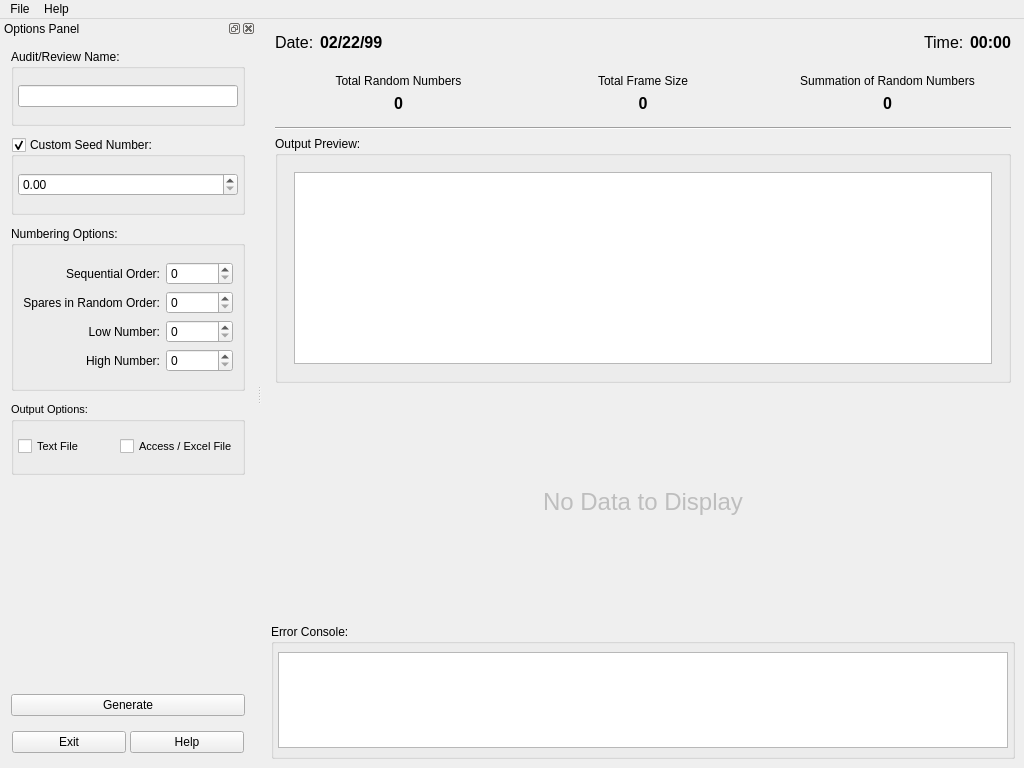
The window that products/RAT-STATS/rstats_modules/SingleStageRandomNumbers/src/UIRStatsSSRN.ui (cbtek/RStats2017) describes before a commit, drawn with Qt 5.
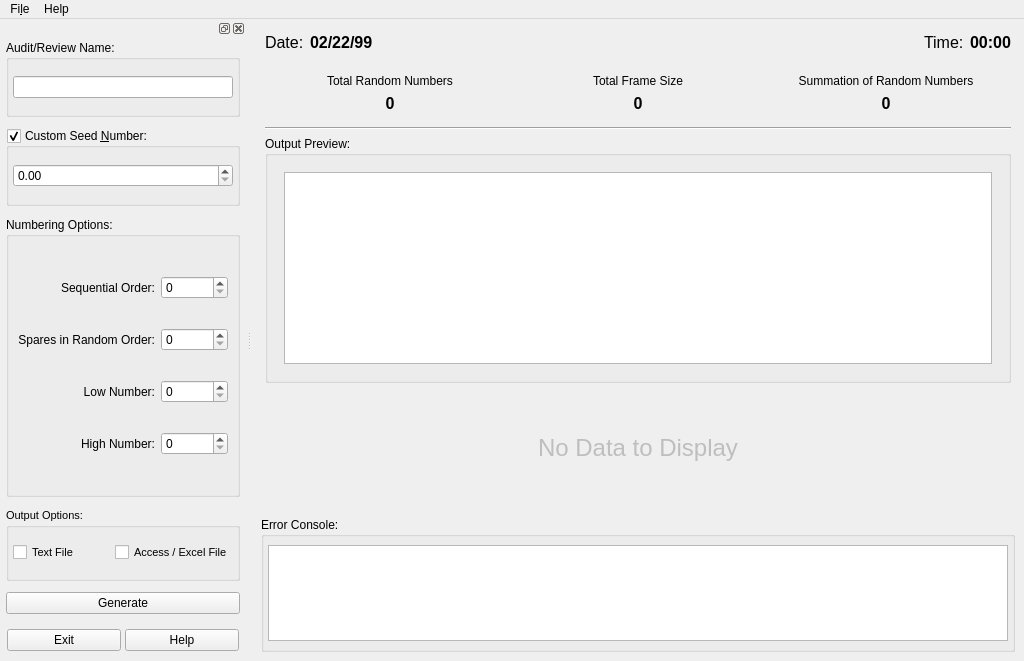
The same window after the commit.

Commit message: Updated SSRN Module with fix to recent session Updated UI for SSRN Added function to StringUtils for spliting key/value from std::vector<std::string>

The edit to the form file:
```diff
--- a/products/RAT-STATS/rstats_modules/SingleStageRandomNumbers/src/UIRStatsSSRN.ui
+++ b/products/RAT-STATS/rstats_modules/SingleStageRandomNumbers/src/UIRStatsSSRN.ui
@@ -7,7 +7,7 @@
     <x>0</x>
     <y>0</y>
     <width>1024</width>
-    <height>768</height>
+    <height>661</height>
    </rect>
   </property>
   <property name="windowTitle">
@@ -399,13 +399,25 @@
   </widget>
   <widget class="QDockWidget" name="dockWidget_2">
    <property name="windowTitle">
-    <string>Options Panel</string>
+    <string/>
    </property>
    <attribute name="dockWidgetArea">
     <number>1</number>
    </attribute>
    <widget class="QWidget" name="dockWidgetContents_2">
     <layout class="QVBoxLayout" name="verticalLayout_4">
+     <property name="leftMargin">
+      <number>4</number>
+     </property>
+     <property name="topMargin">
+      <number>0</number>
+     </property>
+     <property name="rightMargin">
+      <number>4</number>
+     </property>
+     <property name="bottomMargin">
+      <number>4</number>
+     </property>
      <item>
       <widget class="QFrame" name="m_frmOptions">
        <layout class="QVBoxLayout" name="verticalLayout_2">
@@ -463,7 +475,7 @@
            </sizepolicy>
           </property>
           <property name="title">
-           <string>Custom Seed Number:</string>
+           <string>Custom Seed &amp;Number:</string>
           </property>
           <property name="checkable">
            <bool>true</bool>
@@ -616,19 +628,6 @@
           </layout>
          </widget>
         </item>
-        <item>
-         <spacer name="verticalSpacer">
-          <property name="orientation">
-           <enum>Qt::Vertical</enum>
-          </property>
-          <property name="sizeHint" stdset="0">
-           <size>
-            <width>20</width>
-            <height>40</height>
-           </size>
-          </property>
-         </spacer>
-        </item>
         <item>
          <widget class="QPushButton" name="m_btnGenerate">
           <property name="sizePolicy">
@@ -730,7 +729,7 @@
    </property>
    <widget class="QMenu" name="menuFile">
     <property name="title">
-     <string>File</string>
+     <string>Fi&amp;le</string>
     </property>
     <addaction name="actionRecent"/>
     <addaction name="separator"/>
@@ -748,22 +747,22 @@
   </widget>
   <action name="actionRecent">
    <property name="text">
-    <string>Recent</string>
+    <string>&amp;Recent</string>
    </property>
   </action>
   <action name="actionExit">
    <property name="text">
-    <string>Exit</string>
+    <string>&amp;Exit</string>
    </property>
   </action>
   <action name="actionSingle_Stage_Random_Numbers_Help_Guide">
    <property name="text">
-    <string>Help Topics</string>
+    <string>&amp;Help Topics</string>
    </property>
   </action>
   <action name="actionAbout">
    <property name="text">
-    <string>About</string>
+    <string>&amp;About</string>
    </property>
   </action>
  </widget>
```
The commit also changes 2 other files.
